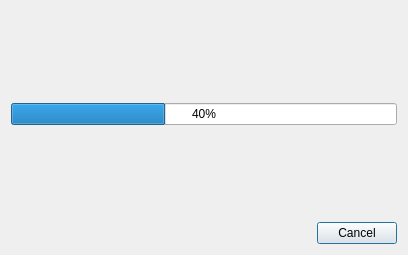
TrandyAndy/Bad-Pixel, file main/resources/base/fortschritt.ui: the form before one commit.
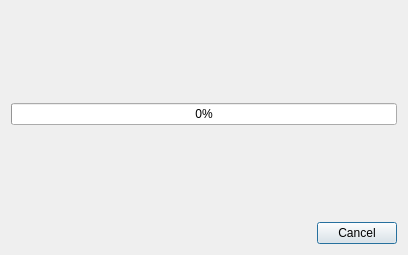
The form after the commit.

Commit message: UI Schöner gemacht, import Funktion neu gemacht, Schieberegler implementiert

```diff
--- a/main/resources/base/fortschritt.ui
+++ b/main/resources/base/fortschritt.ui
@@ -33,7 +33,7 @@
       <number>100</number>
      </property>
      <property name="value">
-      <number>40</number>
+      <number>0</number>
      </property>
      <property name="textVisible">
       <bool>true</bool>
```
The commit also changes 4 other files.
